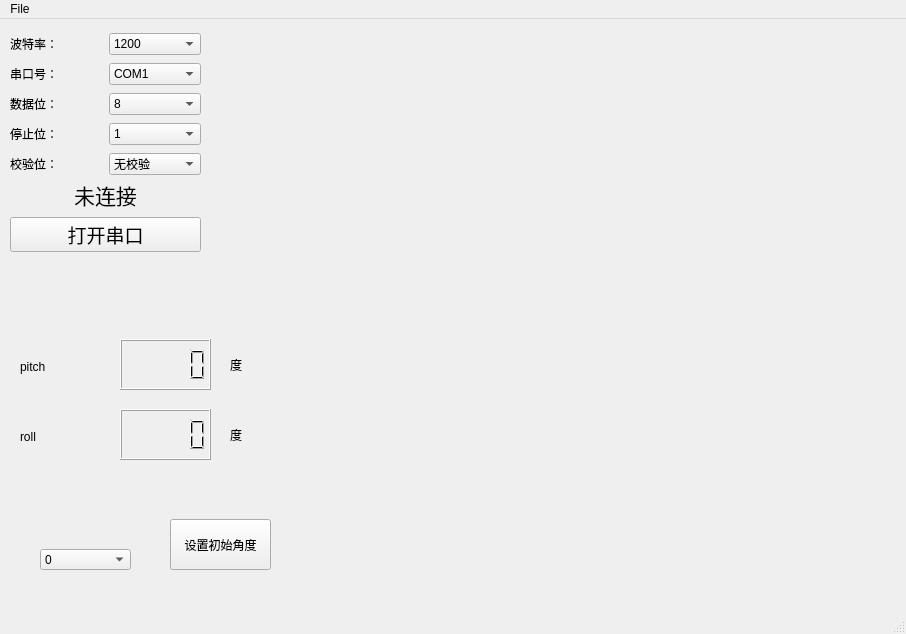
First picture: the form in micro_controller_serial/host.ui, repository yanis791/MCproject, before the edit.
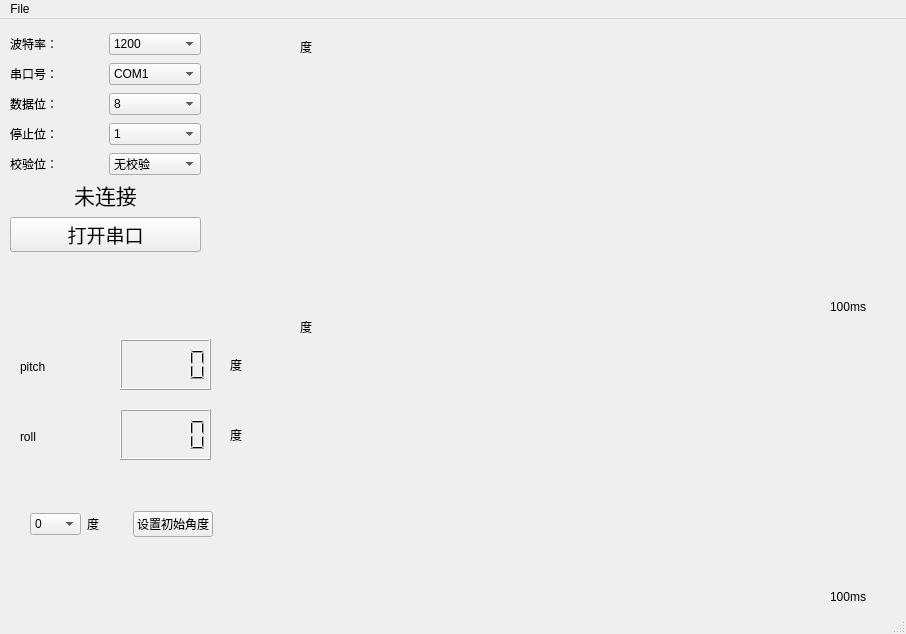
Second picture: the form after the edit.

```diff
--- a/micro_controller_serial/host.ui
+++ b/micro_controller_serial/host.ui
@@ -333,19 +333,6 @@
      </rect>
     </property>
    </widget>
-   <widget class="QPushButton" name="set">
-    <property name="geometry">
-     <rect>
-      <x>170</x>
-      <y>500</y>
-      <width>101</width>
-      <height>51</height>
-     </rect>
-    </property>
-    <property name="text">
-     <string>设置初始角度</string>
-    </property>
-   </widget>
    <widget class="QLCDNumber" name="lcdNumber_2">
     <property name="geometry">
      <rect>
@@ -425,7 +412,7 @@
     <property name="geometry">
      <rect>
       <x>330</x>
-      <y>20</y>
+      <y>10</y>
       <width>531</width>
       <height>261</height>
      </rect>
@@ -436,22 +423,77 @@
     <property name="geometry">
      <rect>
       <x>330</x>
-      <y>290</y>
+      <y>300</y>
       <width>531</width>
       <height>261</height>
      </rect>
     </property>
     <layout class="QVBoxLayout" name="verticalLayout_2"/>
    </widget>
+   <widget class="QLabel" name="label_16">
+    <property name="geometry">
+     <rect>
+      <x>300</x>
+      <y>20</y>
+      <width>68</width>
+      <height>15</height>
+     </rect>
+    </property>
+    <property name="text">
+     <string>度</string>
+    </property>
+   </widget>
+   <widget class="QLabel" name="label_12">
+    <property name="geometry">
+     <rect>
+      <x>300</x>
+      <y>300</y>
+      <width>68</width>
+      <height>15</height>
+     </rect>
+    </property>
+    <property name="text">
+     <string>度</string>
+    </property>
+   </widget>
+   <widget class="QLabel" name="label_13">
+    <property name="geometry">
+     <rect>
+      <x>830</x>
+      <y>280</y>
+      <width>68</width>
+      <height>15</height>
+     </rect>
+    </property>
+    <property name="text">
+     <string>100ms</string>
+    </property>
+   </widget>
+   <widget class="QLabel" name="label_14">
+    <property name="geometry">
+     <rect>
+      <x>830</x>
+      <y>570</y>
+      <width>68</width>
+      <height>15</height>
+     </rect>
+    </property>
+    <property name="text">
+     <string>100ms</string>
+    </property>
+   </widget>
+   <widget class="QWidget" name="">
+    <property name="geometry">
+     <rect>
+      <x>30</x>
+      <y>490</y>
+      <width>183</width>
+      <height>30</height>
+     </rect>
+    </property>
+    <layout class="QHBoxLayout" name="horizontalLayout">
+     <item>
    <widget class="QComboBox" name="comboBox_6">
-    <property name="geometry">
-     <rect>
-      <x>40</x>
-      <y>530</y>
-      <width>91</width>
-      <height>21</height>
-     </rect>
-    </property>
     <item>
      <property name="text">
       <string>0</string>
@@ -472,11 +514,23 @@
       <string>270</string>
      </property>
     </item>
+      </widget>
+     </item>
     <item>
+      <widget class="QLabel" name="label_15">
      <property name="text">
-      <string/>
-     </property>
-    </item>
+        <string>度</string>
+       </property>
+      </widget>
+     </item>
+     <item>
+      <widget class="QPushButton" name="set">
+       <property name="text">
+        <string>设置初始角度</string>
+       </property>
+      </widget>
+     </item>
+    </layout>
    </widget>
   </widget>
   <widget class="QMenuBar" name="menubar">
```
Lines whose indentation alone changed are shown as unchanged.
